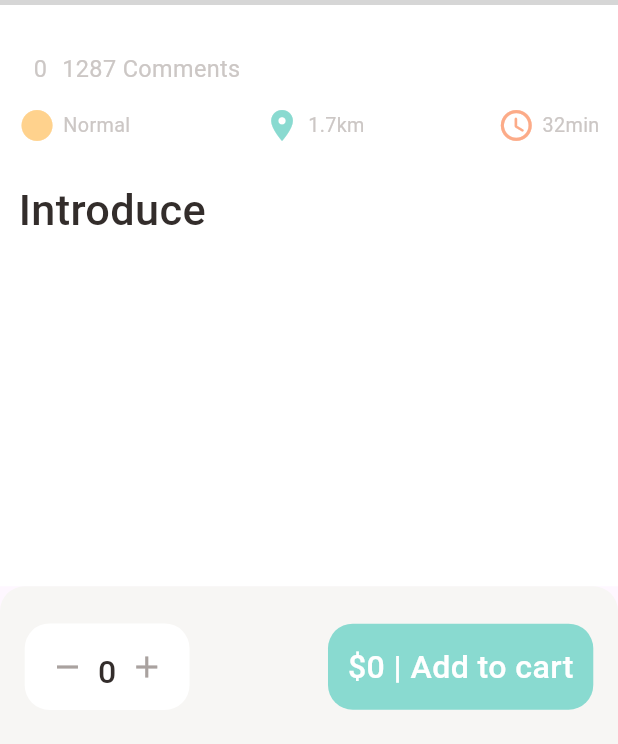
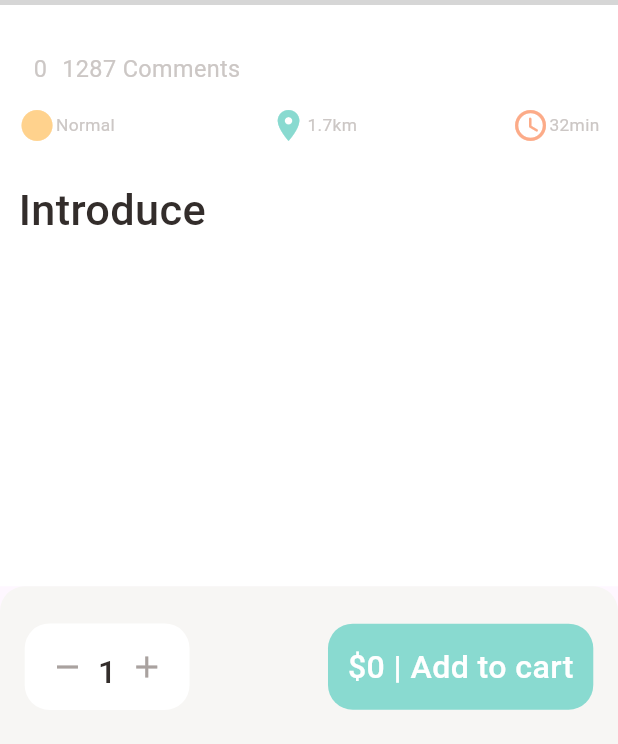
Before and after one commit to Wenster007/Food_Delivery_with_Backend, a Flutter app: the PopularFoodDetails screen opened directly with empty values, on a phone screen of 412 x 824 dp. Shown: the part 489-1233 px from the top of the screen. Run offline on Flutter 3.47's test engine with Material 2 defaults, Android fonts, the phone set to English and light mode, and no system bars; our stand-ins replace dots_indicator, get; network calls fail; grey boxes are pictures that could not be loaded.

Commit message:
made the recommended_food_details.dart dynamic also added the increase decrease quantity of the item.

```diff
--- a/lib/helper/dependencies.dart
+++ b/lib/helper/dependencies.dart
@@ -7,7 +7,7 @@ import 'package:get/get.dart';
 import '../controller/recommended_food_controller.dart';
 import '../data/repository/recommended_product_repo.dart';
 
-Future<void> init() async{
+void init() {
   //api client
   Get.lazyPut(() => ApiClient(appBaseUrl: AppConstants.BASE_URL));
 
--- a/lib/pages/food/popular_food_details.dart
+++ b/lib/pages/food/popular_food_details.dart
@@ -1,4 +1,5 @@
 import 'package:flutter/material.dart';
+import 'package:food_delivery_with_backend/controller/popular_product_controller_dart.dart';
 import 'package:food_delivery_with_backend/models/product_model.dart';
 import 'package:food_delivery_with_backend/utils/app_constants.dart';
 import 'package:food_delivery_with_backend/utils/dimensions.dart';
@@ -11,28 +12,34 @@ import '../../utils/colors.dart';
 import '../../widgets/big_text.dart';
 
 class PopularFoodDetails extends StatelessWidget {
-  const PopularFoodDetails({Key? key, required this.products}) : super(key: key);
+  const PopularFoodDetails({Key? key, required this.products})
+      : super(key: key);
 
   final Products products;
 
   @override
   Widget build(BuildContext context) {
+    Get.find<PopularProductController>().initProduct();
+
     return Scaffold(
       body: Container(
         height: double.infinity,
         child: Stack(
           children: [
+            //for Image
             Container(
               height: Dimensions.height * 0.4,
               width: double.infinity,
               decoration: BoxDecoration(
                 image: DecorationImage(
                     image: NetworkImage(
-                      AppConstants.BASE_URL+"/uploads/"+products.img!,
+                      AppConstants.BASE_URL + "/uploads/" + products.img!,
                     ),
                     fit: BoxFit.cover),
               ),
             ),
+
+            //for top app icons
             Padding(
               padding: EdgeInsets.symmetric(
                 vertical: Dimensions.height * 0.045,
@@ -54,6 +61,8 @@ class PopularFoodDetails extends StatelessWidget {
                 ],
               ),
             ),
+
+            //for the rating, and description part
             Positioned(
               top: Dimensions.height * 0.4 - 25,
               right: 0,
@@ -75,7 +84,8 @@ class PopularFoodDetails extends StatelessWidget {
                   crossAxisAlignment: CrossAxisAlignment.start,
                   children: [
                     AppNameRatingIcons(
-                      text: products.name!, rating: products.stars!,
+                      text: products.name!,
+                      rating: products.stars!,
                     ),
                     SizedBox(
                       height: Dimensions.height * 0.03,
@@ -101,6 +111,8 @@ class PopularFoodDetails extends StatelessWidget {
           ],
         ),
       ),
+
+
       bottomNavigationBar: Container(
         height: Dimensions.height * 0.13,
         padding: EdgeInsets.only(
@@ -119,42 +131,60 @@ class PopularFoodDetails extends StatelessWidget {
         child: Row(
           mainAxisAlignment: MainAxisAlignment.spaceBetween,
           children: [
+
+            //for cart items quantity increase decrease.
             Container(
                 padding: EdgeInsets.all(Dimensions.height * 0.02),
                 decoration: BoxDecoration(
                   color: Colors.white,
                   borderRadius: BorderRadius.circular(Dimensions.height * 0.02),
                 ),
-              child: Row(
+                child: GetBuilder<PopularProductController>(
+                  builder: (popularProductController) =>
+                      Row(
                         children: [
-                  const Icon(
+                          GestureDetector(
+                            onTap: () =>
+                                popularProductController.setQuantity(false),
+                            child: const Icon(
                               Icons.remove,
                               color: AppColor.signColor,
+                            ),
                           ),
                           SizedBox(
                             width: Dimensions.height * 0.01,
                           ),
-                  BigText(text: "0"),
+                          BigText(text: popularProductController.getQuantity
+                              .toString()),
                           SizedBox(
                             width: Dimensions.height * 0.01,
                           ),
-                  const Icon(
+                          GestureDetector(
+                            onTap: () =>
+                                popularProductController.setQuantity(true),
+                            child: const Icon(
                               Icons.add,
                               color: AppColor.signColor,
+                            ),
+
                           )
                         ],
+                      ),)
             ),
-            ),
+
+            //for the price and AddToCart Button
             Container(
                 padding: EdgeInsets.all(Dimensions.height * 0.016),
                 decoration: BoxDecoration(
                   borderRadius: BorderRadius.circular(Dimensions.height * 0.02),
                   color: AppColor.mainColor,
                 ),
-              child: BigText(
-                text: "\$${products.price} | Add to cart",
+                child: GetBuilder<PopularProductController>(
+                  builder: (popularProductController) =>
+                      BigText(
+                        text: "\$${products.price!*popularProductController.getQuantity} | Add to cart",
                         color: Colors.white,
-              ),
+                      ),),
             ),
           ],
         ),
--- a/lib/widgets/expandable_text.dart
+++ b/lib/widgets/expandable_text.dart
@@ -18,7 +18,7 @@ class _ExpandableTextState extends State<ExpandableText> {
 
   bool hiddenText = true;
 
-  double textHeight = Dimensions.height * 0.43;
+  double textHeight = Dimensions.width * 0.6;
 
   @override
   void initState() {
--- a/lib/widgets/icon_and_text_widget.dart
+++ b/lib/widgets/icon_and_text_widget.dart
@@ -19,8 +19,8 @@ class IconAndTextWidget extends StatelessWidget {
           color: iconColor,
           size: Dimensions.height * 0.03,
         ),
-        const SizedBox(width: 5,),
-        SmallText(text: text, size: Dimensions.height * 0.016,),
+        SizedBox(width: Dimensions.height * 0.0002,),
+        SmallText(text: text, size: Dimensions.height * 0.014,),
       ],
     );
   }
```
Also changed, not shown: lib/controller/popular_product_controller_dart.dart (+22 -0 lines), lib/pages/food/recommended_food_details.dart (+7 -6 lines), lib/pages/home/food_page_body.dart (+5 -5 lines). Lines whose indentation alone changed are shown as unchanged.
